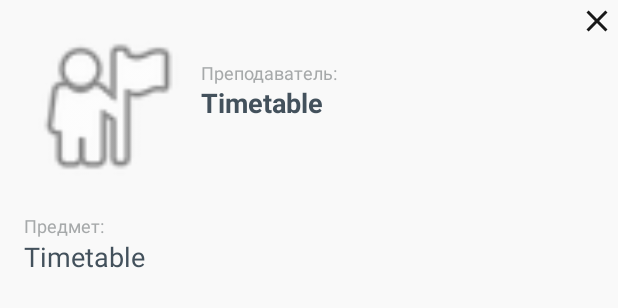
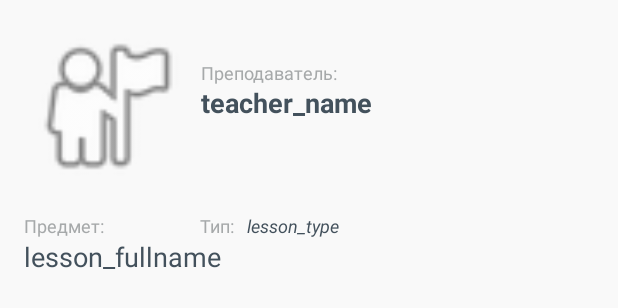
Before and after one commit to goonerpi/Timetable, an Android app: the layout popup_window.xml on its own in the app's theme, with its tools: preview values and no code run, on a phone screen of 412 x 824 dp. Shown: the top 308 px of the screen. Run offline under Robolectric (Android 15) with nearby library versions, the phone set to English and light mode, and no system bars.

Commit message:
added ripple effect to lesson item

```diff
--- a/app/build.gradle
+++ b/app/build.gradle
@@ -43,7 +43,7 @@ dependencies {
     implementation "android.arch.persistence.room:runtime:1.1.1"
     kapt "android.arch.persistence.room:compiler:1.1.1"
     implementation 'com.android.support:appcompat-v7:28.0.0-rc02'
-    implementation 'com.android.support:design:28.0.0-rc01'
+    implementation 'com.android.support:design:28.0.0-rc02'
     implementation 'com.android.support.constraint:constraint-layout:1.1.3'
     testImplementation 'junit:junit:4.12'
     androidTestImplementation 'com.android.support.test:runner:1.0.2'
--- a/app/src/main/res/layout/new_list_item.xml
+++ b/app/src/main/res/layout/new_list_item.xml
@@ -12,8 +12,9 @@
         android:layout_marginRight="8dp"
         android:layout_marginStart="8dp"
         android:layout_marginTop="8dp"
-        android:background="@color/colorPrimary"
         app:cardElevation="14dp"
+        android:foreground="?android:attr/selectableItemBackground"
+        android:focusable="true"
         app:layout_constraintEnd_toEndOf="parent"
         app:layout_constraintStart_toStartOf="parent"
         app:layout_constraintTop_toTopOf="parent">
--- a/app/src/main/res/layout/popup_window.xml
+++ b/app/src/main/res/layout/popup_window.xml
@@ -1,6 +1,7 @@
 <?xml version="1.0" encoding="utf-8"?>
 <android.support.constraint.ConstraintLayout xmlns:android="http://schemas.android.com/apk/res/android"
     xmlns:app="http://schemas.android.com/apk/res-auto"
+    xmlns:tools="http://schemas.android.com/tools"
     android:background="@color/colorPrimary"
     android:layout_width="match_parent"
     android:layout_height="match_parent">
@@ -23,7 +24,7 @@
         android:layout_marginLeft="8dp"
         android:layout_marginStart="8dp"
         android:layout_marginTop="56dp"
-        android:text="@string/app_name"
+        tools:text="teacher_name"
         android:textColor="@color/colorPrimaryDark"
         android:textSize="18sp"
         android:textStyle="bold"
@@ -32,12 +33,12 @@
 
     <TextView
         android:id="@+id/lesson_fullname"
-        android:layout_width="321dp"
+        android:layout_width="320dp"
         android:layout_height="wrap_content"
         android:layout_marginEnd="8dp"
         android:layout_marginRight="8dp"
         android:paddingBottom="20dp"
-        android:text="@string/app_name"
+        tools:text="lesson_fullname"
         android:textColor="@color/colorPrimaryDark"
         android:textSize="18sp"
         app:layout_constraintEnd_toEndOf="@+id/teacher_name"
@@ -67,16 +68,29 @@
         app:layout_constraintStart_toStartOf="@+id/teacher_photo"
         app:layout_constraintTop_toBottomOf="@+id/teacher_photo" />
 
-    <ImageButton
-        android:id="@+id/dismissButton"
-        android:layout_width="20dp"
-        android:layout_height="20dp"
-        android:layout_marginEnd="4dp"
-        android:layout_marginRight="4dp"
-        android:layout_marginTop="4dp"
-        android:background="@color/colorPrimary"
-        android:src="@drawable/ic_baseline_clear_24px"
-        app:layout_constraintEnd_toEndOf="parent"
-        app:layout_constraintTop_toTopOf="parent" />
+    <TextView
+        android:id="@+id/lesson_type"
+        android:layout_width="wrap_content"
+        android:layout_height="wrap_content"
+        android:layout_marginLeft="8dp"
+        android:layout_marginStart="8dp"
+        android:textColor="@color/colorPrimaryDark"
+        android:textStyle="italic"
+        android:textSize="12sp"
+        app:layout_constraintBottom_toBottomOf="@+id/textView3"
+        app:layout_constraintStart_toEndOf="@+id/textView3"
+        tools:text="lesson_type" />
+
+    <TextView
+        android:id="@+id/textView3"
+        android:layout_width="wrap_content"
+        android:layout_height="wrap_content"
+        android:layout_marginLeft="64dp"
+        android:layout_marginStart="64dp"
+        android:text="@string/type"
+        android:textColor="#A6A9AA"
+        android:textSize="12sp"
+        app:layout_constraintBottom_toTopOf="@+id/lesson_fullname"
+        app:layout_constraintStart_toEndOf="@+id/textView" />
 
 </android.support.constraint.ConstraintLayout>
--- a/app/src/main/res/values/strings.xml
+++ b/app/src/main/res/values/strings.xml
@@ -5,4 +5,5 @@
     <string name="spoticon">SpotIcon</string>
     <string name="teacher">Преподаватель:</string>
     <string name="lesson">Предмет:</string>
+    <string name="type">Тип:</string>
 </resources>
--- a/app/src/main/res/values/styles.xml
+++ b/app/src/main/res/values/styles.xml
@@ -32,4 +32,10 @@
         <item name="android:title">@font/quicksand_regular</item>
     </style>
 
+    <style name="ripple">
+        <item name="android:focusable">true</item>
+        <item name="android:clickable">true</item>
+        <item name="android:background">?android:attr/selectableItemBackground</item>
+    </style>
+
 </resources>
```
Also changed, not shown: app/src/main/java/com/coolapps/goonerpi/timetable/RecyclerViewAdapter.kt (+8 -12 lines).
